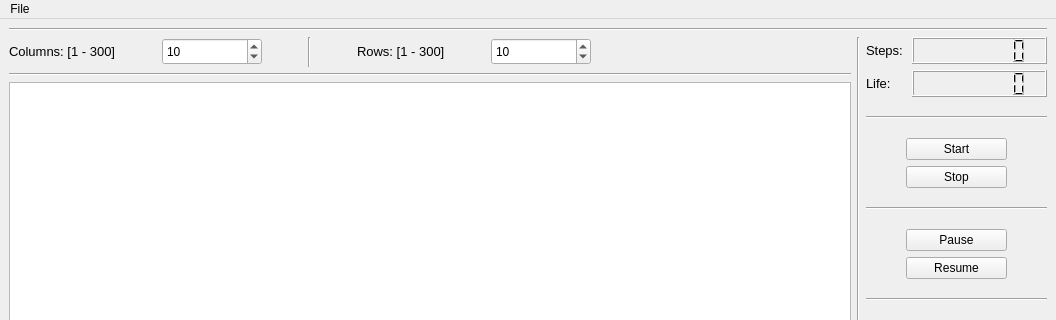
Old version of the form mainwindow.ui in the repository MateuszGuzy02/Game-Of-Life; both pictures show x 0 to 1056 and y 0 to 320 of the 1056 by 902 pixel window.
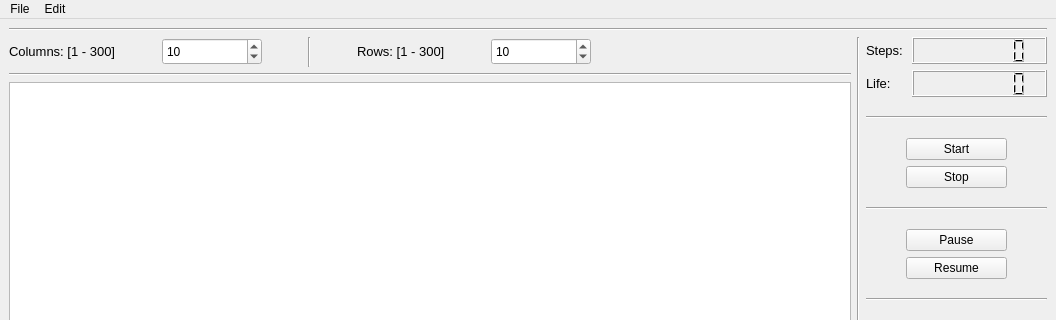
New version of the form.

What changed in the file:
```diff
--- a/mainwindow.ui
+++ b/mainwindow.ui
@@ -981,7 +981,15 @@
     <addaction name="actionSave"/>
     <addaction name="actionOpen"/>
    </widget>
+   <widget class="QMenu" name="menuEdit">
+    <property name="title">
+     <string>Edit</string>
+    </property>
+    <addaction name="actionColorLivingCells"/>
+    <addaction name="actionColor_of_dead_cells"/>
+   </widget>
    <addaction name="menuFile"/>
+   <addaction name="menuEdit"/>
   </widget>
   <widget class="QStatusBar" name="statusbar"/>
   <action name="actionSave">
```
Left out of the diff: 13 changed lines with no effect on the pictures.
